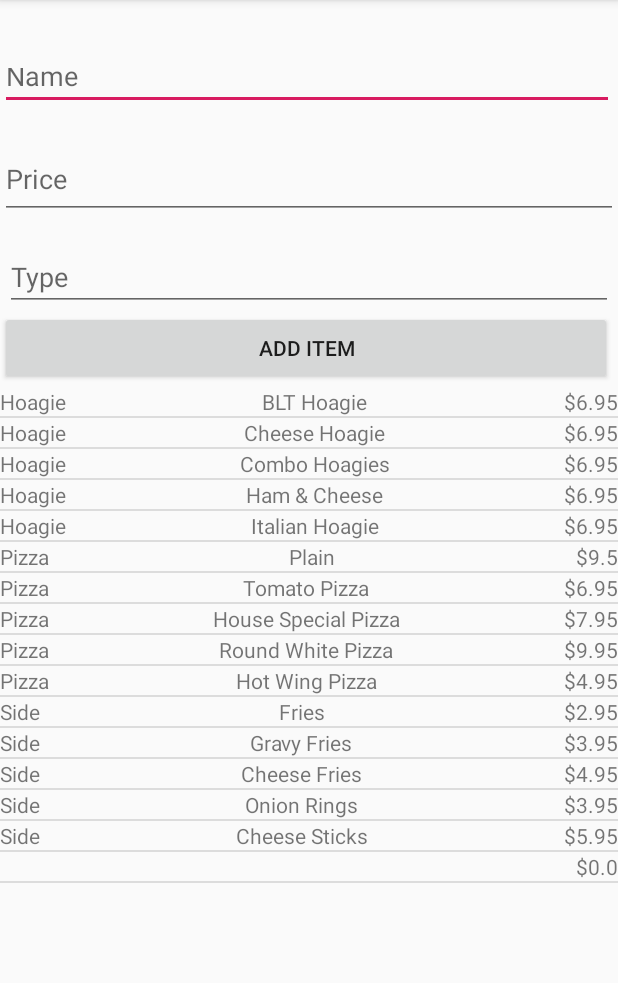
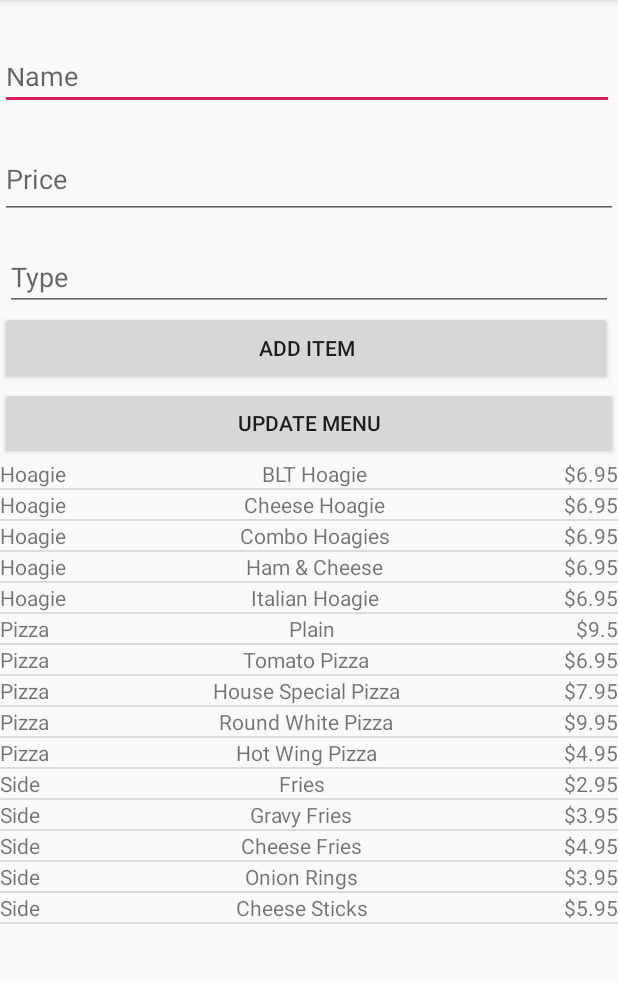
Before and after one commit to jackn81/Lunchilicious, an Android app: the screen it shows after launch (MainActivity), after a tap on "ADD ITEM", on a phone screen of 412 x 824 dp, the part 84-1067 px from its top. Run offline under Robolectric (Android 15) with nearby library versions, the phone set to English and light mode, and no system bars; our stand-ins replace Room's generated code; 1 statement that could not run was skipped.

Commit message:
Lunchilicious Assignment 9 - Not complete - pushed to save current state - current state of app is able to retrieve and display the MenuItems list from central db.

```diff
--- a/app/build.gradle
+++ b/app/build.gradle
@@ -36,4 +36,7 @@ dependencies {
 
     implementation "android.arch.persistence.room:runtime:2.2.5"
     annotationProcessor "android.arch.persistence.room:compiler:2.2.5"
+
+    implementation 'com.squareup.retrofit2:retrofit:2.5.0'
+    implementation 'com.squareup.retrofit2:converter-gson:2.5.0'
 }
--- a/app/src/main/AndroidManifest.xml
+++ b/app/src/main/AndroidManifest.xml
@@ -1,14 +1,15 @@
 <?xml version="1.0" encoding="utf-8"?>
 <manifest xmlns:android="http://schemas.android.com/apk/res/android"
     package="edu.scranton.nesbittj3.lunchilicious">
-
+    <uses-permission android:name="android.permission.INTERNET" />
     <application
         android:allowBackup="true"
         android:icon="@mipmap/ic_launcher"
         android:label="@string/app_name"
         android:roundIcon="@mipmap/ic_launcher_round"
         android:supportsRtl="true"
-        android:theme="@style/AppTheme">
+        android:theme="@style/AppTheme"
+        android:usesCleartextTraffic="true">
         <activity android:name=".MainActivity">
             <intent-filter>
                 <action android:name="android.intent.action.MAIN" />
--- /dev/null
+++ b/app/src/main/java/edu/scranton/nesbittj3/lunchilicious/KeplerPlaceHolderAPI.java
@@ -0,0 +1,16 @@
+package edu.scranton.nesbittj3.lunchilicious;
+
+import java.util.List;
+
+import retrofit2.Call;
+import retrofit2.http.Body;
+import retrofit2.http.GET;
+import retrofit2.http.POST;
+
+public interface KeplerPlaceHolderAPI {
+    @GET ("lunchilicious/menuitems")
+    Call<List<MenuItem>> updateMenu();
+
+    @POST ("lunchilicious/menuitems")
+    Call<MenuItem> addToMenu(@Body MenuItem menuItems);
+}
--- a/app/src/main/java/edu/scranton/nesbittj3/lunchilicious/LunchiliciousDatabase.java
+++ b/app/src/main/java/edu/scranton/nesbittj3/lunchilicious/LunchiliciousDatabase.java
@@ -13,7 +13,7 @@ import java.util.List;
 import java.util.concurrent.ExecutorService;
 import java.util.concurrent.Executors;
 
-@Database(entities = MenuItem.class, version = 1)
+@Database(entities = MenuItem.class, version = 6)
 public abstract class LunchiliciousDatabase extends RoomDatabase {
 
     private static LunchiliciousDatabase instance;
@@ -50,21 +50,21 @@ public abstract class LunchiliciousDatabase extends RoomDatabase {
         private static ArrayList<MenuItem> getMenuItems() {
 
         ArrayList<MenuItem> items = new ArrayList<>();
-        items.add(new MenuItem(1, "Hoagie", "BLT Hoagie", "Cold, Onion, lettuce, tomato", (float) 6.95));
-        items.add(new MenuItem(2, "Hoagie", "Cheese Hoagie", "Cheese, mayos, lettuce, tomato", (float) 6.95));
-        items.add(new MenuItem(3, "Hoagie", "Combo Hoagies", "Cold, Onion, lettuce, tomato", (float) 6.95));
-        items.add(new MenuItem(4, "Hoagie", "Ham & Cheese", "Cold, union, lettuce, tomato", (float) 6.95));
-        items.add(new MenuItem(5, "Hoagie", "Italian Hoagie", "Cheese, ham, hot pepper lettuce, tomato", (float) 6.95));
-        items.add(new MenuItem(6, "Pizza", "Plain", "cheese and tomato", (float) 9.50));
-        items.add(new MenuItem(7, "Pizza", "Tomato Pizza", "Cheese and a lot of tomato", (float) 6.95));
-        items.add(new MenuItem(8, "Pizza", "House Special Pizza", "mushroom, green pepper, tomato", (float) 7.95));
-        items.add(new MenuItem(9, "Pizza", "Round White Pizza", "American cheese, lettuce, tomato", (float) 9.95));
-        items.add(new MenuItem(10, "Pizza", "Hot Wing Pizza", "chicken, hot sauce, lettuce, tomato", (float) 4.95));
-        items.add(new MenuItem(11, "Side", "Fries", "large hot fries", (float) 2.95));
-        items.add(new MenuItem(12, "Side", "Gravy Fries",  "Fries with gravy on top", (float) 3.95));
-        items.add(new MenuItem(13, "Side", "Cheese Fries", "Fries with melt cheese", (float) 4.95));
-        items.add(new MenuItem(14, "Side", "Onion Rings", "Deep fried onion rings", (float) 3.95));
-        items.add(new MenuItem(15, "Side", "Cheese Sticks", "Mozzarella cheese sticks", (float) 5.95));
+        items.add(new MenuItem( "Hoagie", "BLT Hoagie", "Cold, Onion, lettuce, tomato", (float) 6.95));
+        items.add(new MenuItem( "Hoagie", "Cheese Hoagie", "Cheese, mayos, lettuce, tomato", (float) 6.95));
+        items.add(new MenuItem( "Hoagie", "Combo Hoagies", "Cold, Onion, lettuce, tomato", (float) 6.95));
+        items.add(new MenuItem( "Hoagie", "Ham & Cheese", "Cold, union, lettuce, tomato", (float) 6.95));
+        items.add(new MenuItem( "Hoagie", "Italian Hoagie", "Cheese, ham, hot pepper lettuce, tomato", (float) 6.95));
+        items.add(new MenuItem( "Pizza", "Plain", "cheese and tomato", (float) 9.50));
+        items.add(new MenuItem( "Pizza", "Tomato Pizza", "Cheese and a lot of tomato", (float) 6.95));
+        items.add(new MenuItem( "Pizza", "House Special Pizza", "mushroom, green pepper, tomato", (float) 7.95));
+        items.add(new MenuItem( "Pizza", "Round White Pizza", "American cheese, lettuce, tomato", (float) 9.95));
+        items.add(new MenuItem( "Pizza", "Hot Wing Pizza", "chicken, hot sauce, lettuce, tomato", (float) 4.95));
+        items.add(new MenuItem( "Side", "Fries", "large hot fries", (float) 2.95));
+        items.add(new MenuItem( "Side", "Gravy Fries",  "Fries with gravy on top", (float) 3.95));
+        items.add(new MenuItem( "Side", "Cheese Fries", "Fries with melt cheese", (float) 4.95));
+        items.add(new MenuItem( "Side", "Onion Rings", "Deep fried onion rings", (float) 3.95));
+        items.add(new MenuItem( "Side", "Cheese Sticks", "Mozzarella cheese sticks", (float) 5.95));
 
         return items;
     }
--- a/app/src/main/java/edu/scranton/nesbittj3/lunchilicious/MenuFragment.java
+++ b/app/src/main/java/edu/scranton/nesbittj3/lunchilicious/MenuFragment.java
@@ -17,10 +17,17 @@ import android.view.View;
 import android.view.ViewGroup;
 import android.widget.Button;
 import android.widget.TextView;
+import android.widget.Toast;
 
 import java.util.ArrayList;
 import java.util.List;
 import java.util.Objects;
+
+import retrofit2.Call;
+import retrofit2.Callback;
+import retrofit2.Response;
+import retrofit2.Retrofit;
+import retrofit2.converter.gson.GsonConverterFactory;
 
 
 public class MenuFragment extends Fragment {
@@ -29,10 +36,11 @@ public class MenuFragment extends Fragment {
     private List<MenuItem> menuItems;
     private MenuViewModel viewModel;
     private Button add;
-    private TextView textView;
+    private Button update;
     private TextView inName;
     private TextView inPrice;
     private TextView inType;
+    private KeplerPlaceHolderAPI client;
 
 
     public static MenuFragment newInstance(){
@@ -55,21 +63,35 @@ public class MenuFragment extends Fragment {
         inPrice = view.findViewById(R.id.inPrice);
         inType = view.findViewById(R.id.inType);
 
+        Retrofit retrofit = new Retrofit.Builder()
+                .baseUrl("http://aristotle.cs.scranton.edu/")
+                .addConverterFactory(GsonConverterFactory.create())
+                .build();
+
+        client = retrofit.create(KeplerPlaceHolderAPI.class);
 
         recyclerView = (RecyclerView) view.findViewById(R.id.recyclerView);
         RecyclerView.LayoutManager layoutManager = new LinearLayoutManager(context);
         recyclerView.setLayoutManager(layoutManager);
         recyclerView.addItemDecoration(new DividerItemDecoration(Objects.requireNonNull(getActivity()), LinearLayoutManager.VERTICAL));
 
-        adapter = new MenuFragmentAdapter(context, textView);
+        adapter = new MenuFragmentAdapter(context);
         recyclerView.setAdapter(adapter);
         showMenu(null);
         add = view.findViewById(R.id.add);
+        update = view.findViewById(R.id.update);
         add.setOnClickListener(new View.OnClickListener(){
-            public void onClick(View v){
-                addItem(view);
+            public void onClick(View view){
+                addToMenu(view);
             }
         });
+        update.setOnClickListener(new View.OnClickListener(){
+            public void onClick(View view){
+                updateMenu(view);
+            }
+        });
+
+
 
         return view;
     }
@@ -77,27 +99,67 @@ public class MenuFragment extends Fragment {
 
     public void showMenu(View v){
         viewModel = new ViewModelProvider(this).get(MenuViewModel.class);
-        adapter = new MenuFragmentAdapter(getContext(), textView);
+        adapter = new MenuFragmentAdapter(getContext());
         recyclerView.setAdapter(adapter);
         viewModel.getMenuItemsLiveData().observe(getViewLifecycleOwner(), new Observer<List<MenuItem>>() {
             @Override
             public void onChanged(List<MenuItem> menuItems){
                 adapter.setMenuItems(menuItems);
-                adapter.notifyDataSetChanged();
+                //adapter.notifyDataSetChanged();
             }
         });
     }
 
-    public void addItem(View v){
+    public void addToMenu(View v){
         viewModel = new ViewModelProvider(this).get(MenuViewModel.class);
         String name = inName.getText().toString();
         String p = inPrice.getText().toString();
         float price = Float.parseFloat(p);
         String type = inType.getText().toString();
-        int id = adapter.getItemCount();
-        id = id + 1;
-        MenuItem menuItem = new MenuItem(id, type, name, "", price);
-        viewModel.addMenuItem(menuItem);
+        int id = 0;
+        MenuItem menuItem = new MenuItem(type, name, "", price);
+        //viewModel.addMenuItem(menuItem);
+        Call<MenuItem> call = client.addToMenu(menuItem);
+        call.enqueue(new Callback<MenuItem>() {
+           @Override
+           public void onResponse(Call<MenuItem> call, Response<MenuItem> response){
+               if(!response.isSuccessful()){
+
+               }
+               MenuItem menuResponse = response.body();
+               Toast.makeText(getContext(), menuResponse.getName(), Toast.LENGTH_SHORT).show();
+           }
+
+           @Override
+            public void onFailure(Call<MenuItem> call, Throwable t){
+
+           }
+        });
+
     }
 
+    public void updateMenu(View v){
+        viewModel = new ViewModelProvider(this).get(MenuViewModel.class);
+        Call<List<MenuItem>> call = client.updateMenu();
+        call.enqueue(new Callback<List<MenuItem>>() {
+            @Override
+            public void onResponse(Call<List<MenuItem>> call, Response<List<MenuItem>> response){
+               if(!response.isSuccessful()){
+                   Toast.makeText(getContext(), "Code: " + response.code(),
+                           Toast.LENGTH_LONG).show();
+               }
+                List<MenuItem> menuResponse = response.body();
+                viewModel.updateMenuItems(menuResponse);
+
+            }
+
+            @Override
+            public void onFailure(Call<List<MenuItem>> call, Throwable t){
+                Toast.makeText(getContext(), t.getMessage(), Toast.LENGTH_LONG).show();
+            }
+        });
+    }
+
+
+
 }
--- a/app/src/main/java/edu/scranton/nesbittj3/lunchilicious/MenuFragmentAdapter.java
+++ b/app/src/main/java/edu/scranton/nesbittj3/lunchilicious/MenuFragmentAdapter.java
@@ -17,14 +17,14 @@ public class MenuFragmentAdapter extends RecyclerView.Adapter<MenuFragmentAdapte
     private Context context;
     private List<MenuItem> menuItems;
     private MenuItem item;
-    private TextView textView;
 
 
-    MenuFragmentAdapter(Context context, TextView textView) {
+
+    MenuFragmentAdapter(Context context) {
         menuItems = new ArrayList<>();
         this.context = context;
         this.menuItems = menuItems;
-        this.textView = textView;
+
     }
 
     @NonNull
--- a/app/src/main/java/edu/scranton/nesbittj3/lunchilicious/MenuItem.java
+++ b/app/src/main/java/edu/scranton/nesbittj3/lunchilicious/MenuItem.java
@@ -1,4 +1,5 @@
 package edu.scranton.nesbittj3.lunchilicious;
+import androidx.room.ColumnInfo;
 import androidx.room.Entity;
 import androidx.room.PrimaryKey;
 
@@ -6,15 +7,16 @@ import java.util.ArrayList;
 
 @Entity(tableName = "item")
 public class MenuItem {
-    @PrimaryKey
+    @PrimaryKey(autoGenerate = true)
     public int id;
     public String type;
     public String name;
     public String description;
+    @ColumnInfo(name = "price")
     public float unitPrice;
 
-    public MenuItem(int id, String type, String name, String description, float unitPrice) {
-        this.id = id;
+    public MenuItem(String type, String name, String description, float unitPrice) {
+
         this.type = type;
         this.name = name;
         this.description = description;
--- /dev/null
+++ b/app/src/main/java/edu/scranton/nesbittj3/lunchilicious/MenuRepository.java
@@ -0,0 +1,75 @@
+package edu.scranton.nesbittj3.lunchilicious;
+
+import android.app.Application;
+import android.content.Context;
+import android.os.AsyncTask;
+import android.util.Log;
+
+
+import androidx.lifecycle.LiveData;
+
+import java.util.List;
+
+import static java.lang.Boolean.TRUE;
+
+public class MenuRepository {
+    private MenuItemDao menuItemDao;
+    private LiveData<List<MenuItem>> menuLiveData;
+
+    public MenuRepository(Application application){
+        LunchiliciousDatabase database = LunchiliciousDatabase.getInstance(application);
+        menuItemDao = database.menuItemDao();
+        menuLiveData = menuItemDao.getAllItems();
+    }
+
+    public void addMenuItem(MenuItem menuItem){
+        new addMenuItemAsyncTask(menuItemDao).execute(menuItem);
+        //menuItemDao.insertItem(menuItem);
+        //new addMenuItemAsyncTask(menuItemDao).execute(menuItem);
+    }
+
+    public void updateMenuItems(List<MenuItem> menuItem){
+        new updateMenuItemAsyncTask(menuItemDao).execute(menuItem);
+
+        //new updateMenuItemAsyncTask(menuItemDao).execute(menuItem);
+    }
+
+
+    public  LiveData<List<MenuItem>> getMenuItems(){
+        return menuItemDao.getAllItems();
+    }
+
+    private void sendToRemote(MenuItem menuItem){
+        Log.d("MENUITEM", "SEND TO REMOTE: " + menuItem.toString());
+    }
+
+    private static class addMenuItemAsyncTask extends AsyncTask<MenuItem, Void, Void>{
+        private MenuItemDao menuItemDao;
+
+        private addMenuItemAsyncTask(MenuItemDao menuItemDao){
+            this.menuItemDao = menuItemDao;
+        }
+        @Override
+        protected Void doInBackground(MenuItem... items){
+            menuItemDao.insertItem(items[0]);
+            return null;
+        }
+
+    }
+    private static class updateMenuItemAsyncTask extends AsyncTask<List<MenuItem>, Void, Void> {
+        private MenuItemDao menuItemDao;
+
+        private updateMenuItemAsyncTask(MenuItemDao menuItemDao) {
+            this.menuItemDao = menuItemDao;
+        }
+
+        @Override
+        protected Void doInBackground(List<MenuItem>... items) {
+                menuItemDao.deleteAllItems();
+                menuItemDao.insertList(items[0]);
+            return null;
+        }
+
+
+    }
+}
--- a/app/src/main/java/edu/scranton/nesbittj3/lunchilicious/MenuViewModel.java
+++ b/app/src/main/java/edu/scranton/nesbittj3/lunchilicious/MenuViewModel.java
@@ -3,6 +3,7 @@ package edu.scranton.nesbittj3.lunchilicious;
 
 import android.app.Application;
 import android.content.Context;
+import android.view.Menu;
 
 import androidx.annotation.NonNull;
 import androidx.lifecycle.AndroidViewModel;
@@ -17,10 +18,12 @@ import java.util.List;
 public class MenuViewModel extends AndroidViewModel {
 
     LiveData<List<MenuItem>> menuLiveData = null;
-    List<MenuItem> items = new ArrayList<>();
+    MenuRepository repository;
 
     public MenuViewModel(@NonNull Application application){
         super(application);
+        repository = new MenuRepository(application);
+        menuLiveData = repository.getMenuItems();
     }
 
 
@@ -34,14 +37,23 @@ public class MenuViewModel extends AndroidViewModel {
         }
 
         public void addMenuItem(MenuItem menuItem){
-
-            LunchiliciousDatabase.databaseWriteExecutor.execute(() -> {
+            repository.addMenuItem(menuItem);
+           /* LunchiliciousDatabase.databaseWriteExecutor.execute(() -> {
                 Context context = getApplication().getApplicationContext();
                 int maxId = LunchiliciousDatabase.getInstance(context).menuItemDao().findMaxItemId();
                 menuItem.id = maxId + 1;
                 LunchiliciousDatabase.getInstance(context).menuItemDao().insertItem(menuItem);
 
-            });
+            });*/
         }
 
+        public void updateMenuItems(List<MenuItem> menuItem) {
+            repository.updateMenuItems(menuItem);
+               /* LunchiliciousDatabase.databaseWriteExecutor.execute(() -> {
+                    Context context = getApplication().getApplicationContext();
+                    //int maxId = LunchiliciousDatabase.getInstance(context).menuItemDao().findMaxItemId();
+                    //menuItem.id = maxId + 1;
+                    LunchiliciousDatabase.getInstance(context).menuItemDao().insertList(menuItem);
+                });*/
+        }
 }
--- a/app/src/main/res/layout/fragment_menu.xml
+++ b/app/src/main/res/layout/fragment_menu.xml
@@ -49,6 +49,12 @@
         android:layout_marginBottom="1dp"
         android:text="Add Item" />
 
+    <Button
+        android:id="@+id/update"
+        android:layout_width="match_parent"
+        android:layout_height="wrap_content"
+        android:text="Update Menu" />
+
     <androidx.recyclerview.widget.RecyclerView
         android:id="@+id/recyclerView"
         android:layout_width="match_parent"
```
